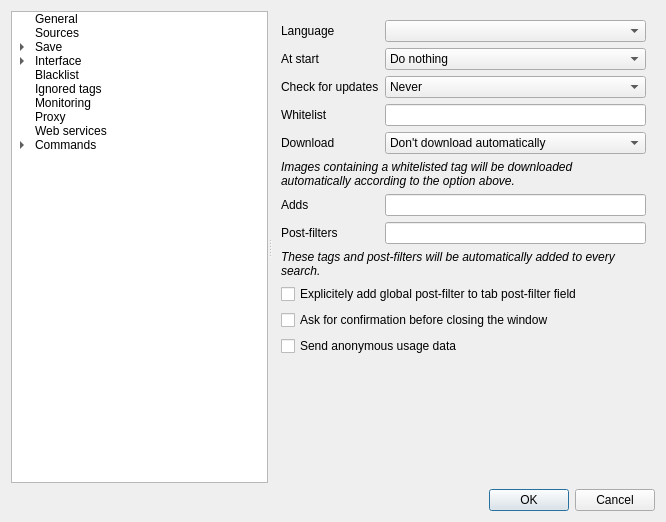
Bionus/imgbrd-grabber, file src/gui/src/settings/options-window.ui: the form before one commit.
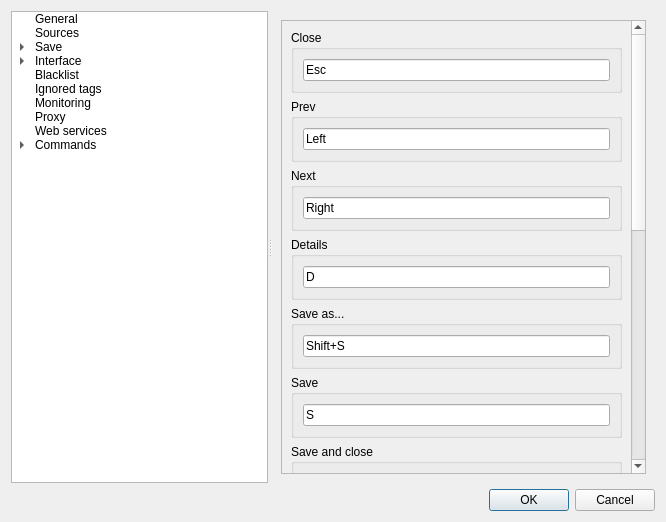
The form after the commit. The open tabs and pages were chosen to show the change. Icons and pictures are not drawn.

Commit message: Made viewer shortcuts customisable. Changed some defaults.

What changed in the file:
```diff
--- a/src/gui/src/settings/options-window.ui
+++ b/src/gui/src/settings/options-window.ui
@@ -1961,6 +1961,253 @@
         </item>
        </layout>
       </widget>
+      <widget class="QWidget" name="pageInterfaceImageWindowShortcuts">
+       <layout class="QVBoxLayout" name="verticalLayout_7">
+        <item>
+         <widget class="QScrollArea" name="scrollArea_2">
+          <property name="widgetResizable">
+           <bool>true</bool>
+          </property>
+          <widget class="QWidget" name="scrollAreaWidgetContents_2">
+           <property name="geometry">
+            <rect>
+             <x>0</x>
+             <y>0</y>
+             <width>417</width>
+             <height>978</height>
+            </rect>
+           </property>
+           <layout class="QVBoxLayout" name="verticalLayout_8">
+            <item>
+             <widget class="QGroupBox" name="groupViewerShortcutQuit">
+              <property name="title">
+               <string>Close</string>
+              </property>
+              <layout class="QHBoxLayout" name="horizontalLayout_18">
+               <item>
+                <widget class="QKeySequenceEdit" name="keyViewerQuit">
+                 <property name="keySequence">
+                  <string>Esc</string>
+                 </property>
+                </widget>
+               </item>
+              </layout>
+             </widget>
+            </item>
+            <item>
+             <widget class="QGroupBox" name="groupViewerShortcutPrev">
+              <property name="title">
+               <string>Prev</string>
+              </property>
+              <layout class="QHBoxLayout" name="horizontalLayout_3">
+               <item>
+                <widget class="QKeySequenceEdit" name="keyViewerPrev">
+                 <property name="keySequence">
+                  <string>Left</string>
+                 </property>
+                </widget>
+               </item>
+              </layout>
+             </widget>
+            </item>
+            <item>
+             <widget class="QGroupBox" name="groupViewerShortcutNext">
+              <property name="title">
+               <string>Next</string>
+              </property>
+              <layout class="QHBoxLayout" name="horizontalLayout_4">
+               <item>
+                <widget class="QKeySequenceEdit" name="keyViewerNext">
+                 <property name="keySequence">
+                  <string>Right</string>
+                 </property>
+                </widget>
+               </item>
+              </layout>
+             </widget>
+            </item>
+            <item>
+             <widget class="QGroupBox" name="groupViewerShortcutDetails">
+              <property name="title">
+               <string>Details</string>
+              </property>
+              <layout class="QHBoxLayout" name="horizontalLayout_5">
+               <item>
+                <widget class="QKeySequenceEdit" name="keyViewerDetails">
+                 <property name="keySequence">
+                  <string>D</string>
+                 </property>
+                </widget>
+               </item>
+              </layout>
+             </widget>
+            </item>
+            <item>
+             <widget class="QGroupBox" name="groupViewerShortcutSaveAs">
+              <property name="title">
+               <string>Save as...</string>
+              </property>
+              <layout class="QHBoxLayout" name="horizontalLayout_6">
+               <item>
+                <widget class="QKeySequenceEdit" name="keyViewerSaveAs">
+                 <property name="keySequence">
+                  <string>Shift+S</string>
+                 </property>
+                </widget>
+               </item>
+              </layout>
+             </widget>
+            </item>
+            <item>
+             <widget class="QGroupBox" name="groupViewerShortcutSave">
+              <property name="title">
+               <string>Save</string>
+              </property>
+              <layout class="QHBoxLayout" name="horizontalLayout_7">
+               <item>
+                <widget class="QKeySequenceEdit" name="keyViewerSave">
+                 <property name="keySequence">
+                  <string>S</string>
+                 </property>
+                </widget>
+               </item>
+              </layout>
+             </widget>
+            </item>
+            <item>
+             <widget class="QGroupBox" name="groupViewerShortcutSaveNQuit">
+              <property name="title">
+               <string>Save and close</string>
+              </property>
+              <layout class="QHBoxLayout" name="horizontalLayout_8">
+               <item>
+                <widget class="QKeySequenceEdit" name="keyViewerSaveNQuit">
+                 <property name="keySequence">
+                  <string>W</string>
+                 </property>
+                </widget>
+               </item>
+              </layout>
+             </widget>
+            </item>
+            <item>
+             <widget class="QGroupBox" name="groupViewerShortcutOpen">
+              <property name="title">
+               <string>Destination folder</string>
+              </property>
+              <layout class="QHBoxLayout" name="horizontalLayout_10">
+               <item>
+                <widget class="QKeySequenceEdit" name="keyViewerOpen">
+                 <property name="keySequence">
+                  <string>O</string>
+                 </property>
+                </widget>
+               </item>
+              </layout>
+             </widget>
+            </item>
+            <item>
+             <widget class="QGroupBox" name="groupViewerShortcutSaveFav">
+              <property name="title">
+               <string>Save (fav)</string>
+              </property>
+              <layout class="QHBoxLayout" name="horizontalLayout_11">
+               <item>
+                <widget class="QKeySequenceEdit" name="keyViewerSaveFav">
+                 <property name="keySequence">
+                  <string>Alt+S</string>
+                 </property>
+                </widget>
+               </item>
+              </layout>
+             </widget>
+            </item>
+            <item>
+             <widget class="QGroupBox" name="groupViewerShortcutSaveNQuitFav">
+              <property name="title">
+               <string>Save and close (fav)</string>
+              </property>
+              <layout class="QHBoxLayout" name="horizontalLayout_12">
+               <item>
+                <widget class="QKeySequenceEdit" name="keyViewerSaveNQuitFav">
+                 <property name="keySequence">
+                  <string>Alt+W</string>
+                 </property>
+                </widget>
+               </item>
+              </layout>
+             </widget>
+            </item>
+            <item>
+             <widget class="QGroupBox" name="groupViewerShortcutOpenFav">
+              <property name="title">
+               <string>Destination folder (fav)</string>
+              </property>
+              <layout class="QHBoxLayout" name="horizontalLayout_17">
+               <item>
+                <widget class="QKeySequenceEdit" name="keyViewerOpenFav">
+                 <property name="keySequence">
+                  <string>Alt+O</string>
+                 </property>
+                </widget>
+               </item>
+              </layout>
+             </widget>
+            </item>
+            <item>
+             <widget class="QGroupBox" name="groupViewerShortcutToggleFullscreen">
+              <property name="title">
+               <string>Toggle full-screen</string>
+              </property>
+              <layout class="QHBoxLayout" name="horizontalLayout_19">
+               <item>
+                <widget class="QKeySequenceEdit" name="keyViewerToggleFullscreen">
+                 <property name="keySequence">
+                  <string>F11</string>
+                 </property>
+                </widget>
+               </item>
+              </layout>
+             </widget>
+            </item>
+            <item>
+             <widget class="QGroupBox" name="groupViewerShortcutToggleSlideshow">
+              <property name="title">
+               <string>Toggle slideshow</string>
+              </property>
+              <layout class="QHBoxLayout" name="horizontalLayout_21">
+               <item>
+                <widget class="QKeySequenceEdit" name="keyViewerToggleSlideshow">
+                 <property name="keySequence">
+                  <string>Space</string>
+                 </property>
+                </widget>
+               </item>
+              </layout>
+             </widget>
+            </item>
+            <item>
+             <widget class="QGroupBox" name="groupViewerShortcutDataToClipboard">
+              <property name="title">
+               <string>Copy raw media data to clipboard</string>
+              </property>
+              <layout class="QHBoxLayout" name="horizontalLayout_20">
+               <item>
+                <widget class="QKeySequenceEdit" name="keyViewerDataToClipboard">
+                 <property name="keySequence">
+                  <string>C</string>
+                 </property>
+                </widget>
+               </item>
+              </layout>
+             </widget>
+            </item>
+           </layout>
+          </widget>
+         </widget>
+        </item>
+       </layout>
+      </widget>
       <widget class="QWidget" name="pageInterfaceColoring">
        <layout class="QFormLayout" name="formLayout_11">
         <item row="0" column="0">
```
Left out of the diff: 5 changed lines with no effect on the pictures. The commit also changes 2 other files.
